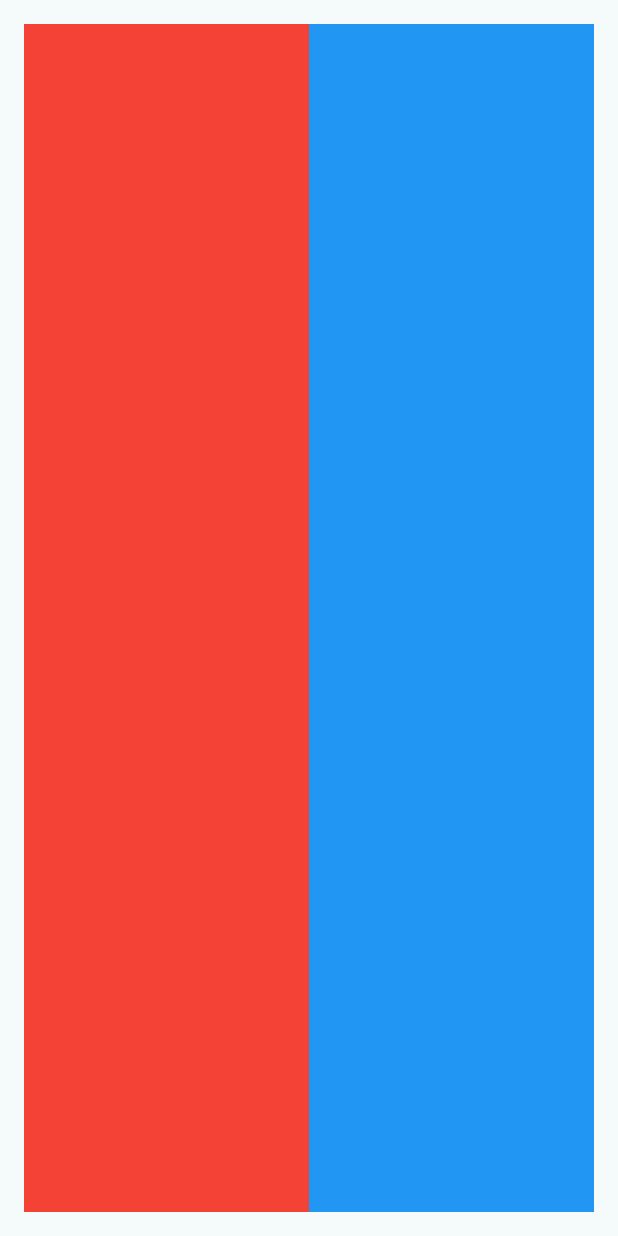
After one commit to rodriguesJeff/minha-agenda, a Flutter app: the ContactPage screen opened by its route, on a phone screen of 412 x 824 dp. The commit adds this screen. Run offline on Flutter 3.47's test engine with Material 3 defaults, Android fonts, the phone set to English and light mode, and no system bars; our stand-ins replace dartz, get_it, sembast, sembast_web; accounts and stored records are empty.

Commit message:
criada estrutura da tela de contatos

```diff
--- a/lib/main.dart
+++ b/lib/main.dart
@@ -2,6 +2,7 @@ import 'package:flutter/material.dart';
 import 'package:minha_agenda/injection.dart';
 import 'package:minha_agenda/src/modules/auth/presentation/auth_page.dart';
 import 'package:minha_agenda/src/modules/auth/presentation/auth_store.dart';
+import 'package:minha_agenda/src/modules/contacts/presentation/contact_page.dart';
 import 'package:provider/provider.dart';
 
 void main() async {
@@ -28,7 +29,12 @@ class MyApp extends StatelessWidget {
         theme: ThemeData(
           colorScheme: ColorScheme.fromSeed(seedColor: Colors.grey),
         ),
-        home: const AuthPage(),
+        initialRoute: '/',
+        routes: <String, WidgetBuilder>{
+          '/': (BuildContext context) => AuthPage(),
+          '/auth': (BuildContext context) => AuthPage(),
+          '/contacts': (BuildContext context) => ContactPage(),
+        },
       ),
     );
   }
--- /dev/null
+++ b/lib/src/modules/contacts/presentation/contact_page.dart
@@ -0,0 +1,32 @@
+import 'package:flutter/material.dart';
+
+class ContactPage extends StatefulWidget {
+  const ContactPage({super.key});
+
+  @override
+  State<ContactPage> createState() => _ContactPageState();
+}
+
+class _ContactPageState extends State<ContactPage> {
+  @override
+  void initState() {
+    super.initState();
+  }
+
+  @override
+  Widget build(BuildContext context) {
+    final width = MediaQuery.sizeOf(context).width;
+
+    return Scaffold(
+      body: Padding(
+        padding: EdgeInsets.all(16),
+        child: Row(
+          children: [
+            Expanded(child: Container(width: width * .3, color: Colors.red)),
+            Expanded(child: Container(width: width * .6, color: Colors.blue)),
+          ],
+        ),
+      ),
+    );
+  }
+}
```
